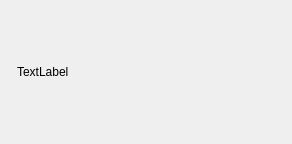
Old version of the form app/kernel/popupDialog/popupDialog.ui in the repository widev3/wide3.
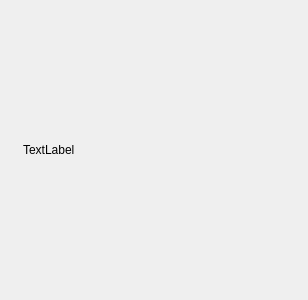
New version of the form.

```diff
--- a/app/kernel/popupDialog/popupDialog.ui
+++ b/app/kernel/popupDialog/popupDialog.ui
@@ -6,8 +6,8 @@
    <rect>
     <x>0</x>
     <y>0</y>
-    <width>292</width>
-    <height>144</height>
+    <width>308</width>
+    <height>300</height>
    </rect>
   </property>
   <property name="minimumSize">
```
Left out of the diff: 3 changed lines with no effect on the pictures.
